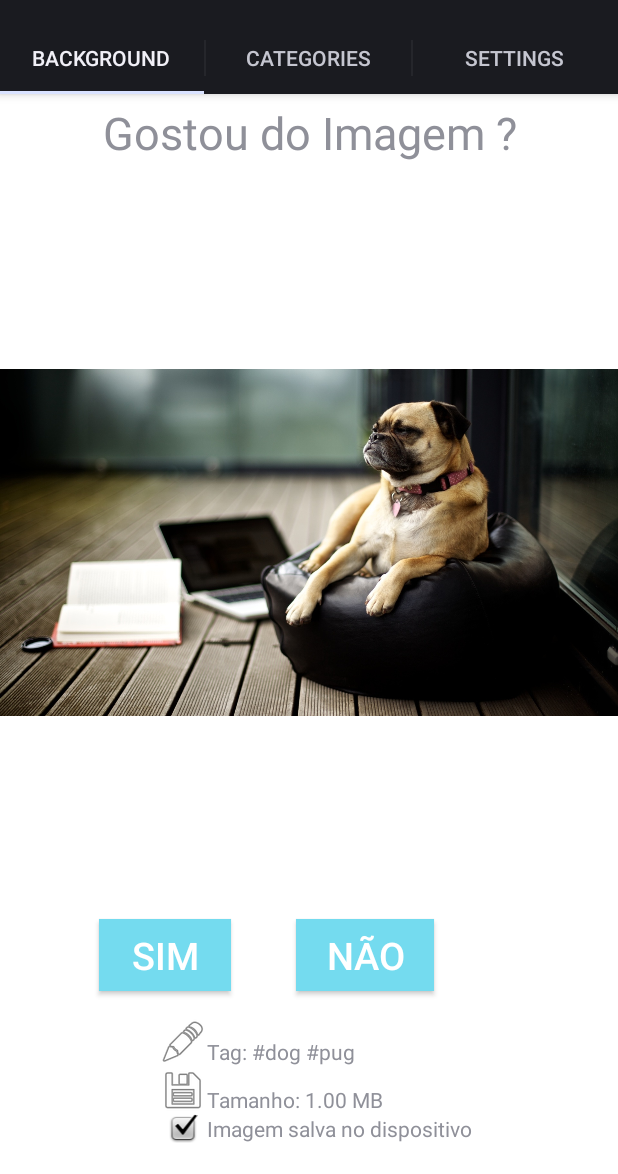
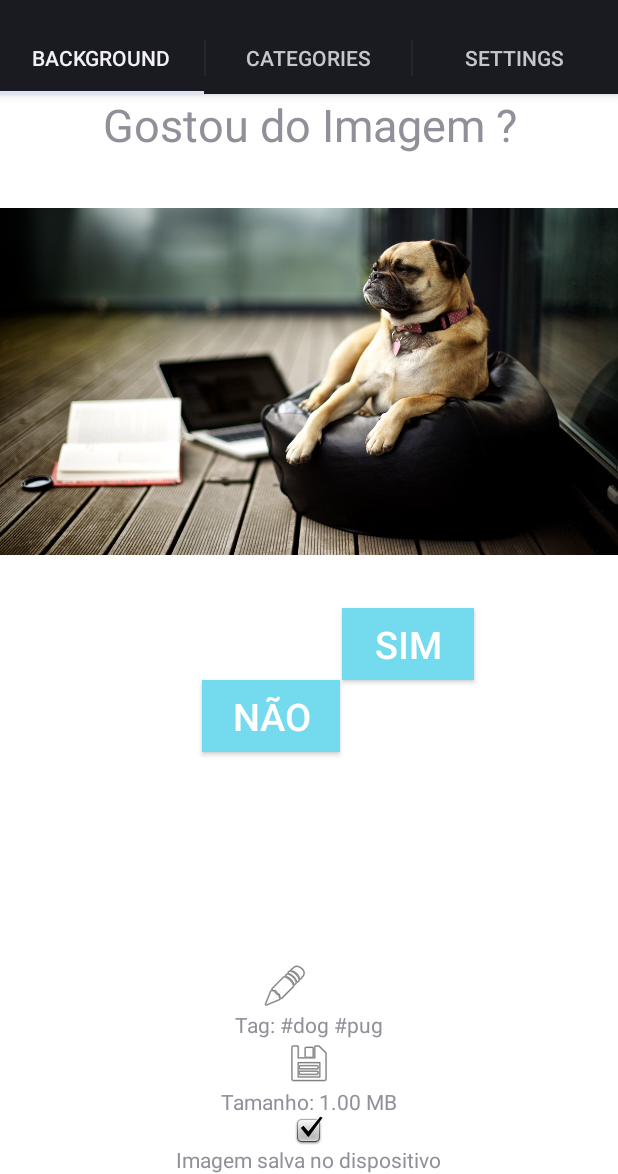
Before and after one commit to RayanaSales/SurpriseMe, an Android app: the screen it shows after launch (MainActivity), on a phone screen of 412 x 824 dp, the part 62-1236 px from its top. Run offline under Robolectric (Android 15) with nearby library versions, the phone set to English and light mode, and no system bars.

Commit message:
Layout atualizado. Ainda com problema.

```diff
--- a/app/src/main/res/layout/fragment_current_background.xml
+++ b/app/src/main/res/layout/fragment_current_background.xml
@@ -2,122 +2,136 @@
 <RelativeLayout xmlns:android="http://schemas.android.com/apk/res/android"
     android:layout_width="match_parent"
     android:layout_height="match_parent"
-    android:orientation="vertical"
     android:background="#FFFFFF">
 
+    <LinearLayout
+        android:layout_width="wrap_content"
+        android:layout_height="wrap_content"
+        android:orientation="vertical"
+        android:gravity="center"
+        android:layout_gravity="center">
+
+        <LinearLayout
+            android:layout_width="match_parent"
+            android:layout_height="wrap_content"
+            android:orientation="horizontal">
+
             <TextView
-        android:padding="5dp"
+                android:id="@+id/background_gostouImagem"
+                android:layout_width="fill_parent"
                 android:layout_height="wrap_content"
-        android:layout_width="fill_parent"
                 android:gravity="center"
-        android:id="@+id/background_gostouImagem"
                 android:text="@string/gostou_da_imagem_"
-        android:textSize="30sp"
-        android:layout_alignParentRight="true"
-        android:layout_alignParentEnd="true" />
+                android:textSize="30sp" />
+
+        </LinearLayout>
+
+        <LinearLayout
+            android:layout_width="wrap_content"
+            android:layout_height="match_parent"
+            android:layout_weight="1"
+            android:orientation="horizontal">
 
             <ImageView
+                android:id="@+id/imageView"
+                android:layout_width="match_parent"
+                android:layout_height="match_parent"
+                android:src="@drawable/background" />
+
+        </LinearLayout>
+
+
+        <Button
+            android:id="@+id/background_Sim"
             android:layout_width="wrap_content"
-        android:layout_height="match_parent"
-        android:src="@drawable/background"
-        android:layout_alignBottom="@+id/background_Sim"
+            android:layout_height="wrap_content"
             android:layout_alignParentLeft="true"
             android:layout_alignParentStart="true"
-        android:id="@+id/imageView"
-        android:layout_alignParentRight="true"
-        android:layout_alignParentEnd="true" />
+            android:layout_alignTop="@+id/background_Nao"
+            android:layout_marginLeft="66dp"
+            android:layout_marginStart="66dp"
+            android:background="#74DBEF"
+            android:paddingLeft="20dp"
+            android:paddingRight="20dp"
+            android:text="@string/Sim"
+            android:textColor="#FFFFFF"
+            android:textSize="25sp" />
 
         <Button
+            android:id="@+id/background_Nao"
             android:layout_width="wrap_content"
             android:layout_height="wrap_content"
-        android:id="@+id/background_Sim"
-        android:text="@string/Sim"
-        android:textSize="25sp"
-        android:layout_marginLeft="66dp"
-        android:layout_marginStart="66dp"
+            android:layout_alignEnd="@+id/textView3"
+            android:layout_alignParentBottom="true"
+            android:layout_alignRight="@+id/textView3"
+            android:layout_marginBottom="122dp"
+            android:layout_marginEnd="25dp"
+            android:layout_marginRight="25dp"
+            android:background="#74DBEF"
+            android:paddingLeft="20dp"
             android:paddingRight="20dp"
-        android:paddingLeft="20dp"
-        android:background="#74DBEF"
+            android:text="@string/Nao"
             android:textColor="#FFFFFF"
-        android:layout_alignTop="@+id/background_Nao"
-        android:layout_alignParentLeft="true"
-        android:layout_alignParentStart="true"
-        />
+            android:textSize="25sp" />
 
-    <Button
+        <ImageView
+            android:id="@+id/imageView2"
             android:layout_width="wrap_content"
             android:layout_height="wrap_content"
-        android:id="@+id/background_Nao"
-        android:text="@string/Nao"
-        android:textSize="25sp"
-        android:textColor="#FFFFFF"
-        android:paddingRight="20dp"
-        android:paddingLeft="20dp"
-        android:layout_marginBottom="122dp"
-        android:background="#74DBEF"
-        android:layout_alignParentBottom="true"
-        android:layout_alignRight="@+id/textView3"
-        android:layout_alignEnd="@+id/textView3"
-        android:layout_marginRight="25dp"
-        android:layout_marginEnd="25dp" />
+            android:layout_alignEnd="@+id/background_Sim"
+            android:layout_alignRight="@+id/background_Sim"
+            android:layout_below="@+id/imageView"
+            android:layout_marginEnd="16dp"
+            android:layout_marginRight="16dp"
+            android:layout_marginTop="18dp"
+            android:src="@android:drawable/ic_menu_edit" />
+
+        <TextView
+            android:id="@+id/textView"
+            android:layout_width="wrap_content"
+            android:layout_height="wrap_content"
+            android:layout_above="@+id/imageView3"
+            android:layout_toEndOf="@+id/imageView3"
+            android:layout_toRightOf="@+id/imageView3"
+            android:text="Tag: #dog #pug" />
 
         <ImageView
+            android:id="@+id/imageView3"
             android:layout_width="wrap_content"
             android:layout_height="wrap_content"
-        android:src="@android:drawable/ic_menu_edit"
-        android:id="@+id/imageView2"
-        android:layout_marginTop="18dp"
-        android:layout_below="@+id/imageView"
-        android:layout_alignRight="@+id/background_Sim"
-        android:layout_alignEnd="@+id/background_Sim"
-        android:layout_marginRight="16dp"
-        android:layout_marginEnd="16dp" />
+            android:layout_alignLeft="@+id/imageView2"
+            android:layout_alignStart="@+id/imageView2"
+            android:layout_below="@+id/imageView2"
+            android:src="@android:drawable/ic_menu_save" />
 
         <TextView
+            android:id="@+id/textView2"
             android:layout_width="wrap_content"
             android:layout_height="wrap_content"
-            android:text="Tag: #dog #pug"
-            android:id="@+id/textView"
-            android:layout_above="@+id/imageView3"
+            android:layout_above="@+id/textView3"
+            android:layout_toEndOf="@+id/imageView3"
             android:layout_toRightOf="@+id/imageView3"
-            android:layout_toEndOf="@+id/imageView3" />
+            android:text="Tamanho: 1.00 MB" />
 
         <ImageView
+            android:id="@+id/imageView4"
             android:layout_width="wrap_content"
             android:layout_height="wrap_content"
-        android:src="@android:drawable/ic_menu_save"
-        android:id="@+id/imageView3"
-        android:layout_below="@+id/imageView2"
-        android:layout_alignLeft="@+id/imageView2"
-        android:layout_alignStart="@+id/imageView2" />
+            android:layout_alignEnd="@+id/imageView3"
+            android:layout_alignLeft="@+id/imageView3"
+            android:layout_alignRight="@+id/imageView3"
+            android:layout_alignStart="@+id/imageView3"
+            android:layout_below="@+id/textView2"
+            android:src="@android:drawable/checkbox_on_background" />
 
         <TextView
+            android:id="@+id/textView3"
             android:layout_width="wrap_content"
             android:layout_height="wrap_content"
-        android:text="Tamanho: 1.00 MB"
-        android:id="@+id/textView2"
-        android:layout_above="@+id/textView3"
-        android:layout_toRightOf="@+id/imageView3"
-        android:layout_toEndOf="@+id/imageView3" />
-
-    <ImageView
-        android:layout_width="wrap_content"
-        android:layout_height="wrap_content"
-        android:src="@android:drawable/checkbox_on_background"
-        android:id="@+id/imageView4"
-        android:layout_below="@+id/textView2"
-        android:layout_alignLeft="@+id/imageView3"
-        android:layout_alignStart="@+id/imageView3"
-        android:layout_alignRight="@+id/imageView3"
-        android:layout_alignEnd="@+id/imageView3" />
-
-    <TextView
-        android:layout_width="wrap_content"
-        android:layout_height="wrap_content"
-        android:text="Imagem salva no dispositivo"
-        android:id="@+id/textView3"
             android:layout_below="@+id/imageView3"
+            android:layout_toEndOf="@+id/imageView4"
             android:layout_toRightOf="@+id/imageView4"
-        android:layout_toEndOf="@+id/imageView4" />
-
+            android:text="Imagem salva no dispositivo" />
+        >
+    </LinearLayout>
 </RelativeLayout>
```
Also changed, not shown: app/src/main/res/layout-land/fragment_categories.xml (added, +21 -0 lines), app/src/main/res/layout/fragment_settings.xml (+59 -48 lines). Lines whose indentation alone changed are shown as unchanged.
